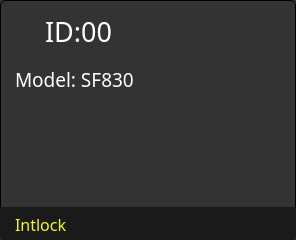
Above: model/device/devicewidget.ui from IlyaZh/Maiman-MCBS before the change. Below: the same form after it.
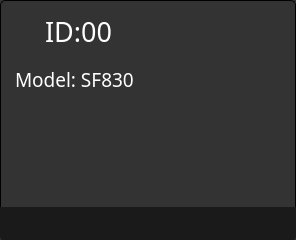
That is the form after the change.

```diff
--- a/model/device/devicewidget.ui
+++ b/model/device/devicewidget.ui
@@ -102,7 +102,7 @@
 border-bottom-right-radius: 6px;</string>
      </property>
      <property name="text">
-      <string>Intlock</string>
+      <string/>
      </property>
     </widget>
    </item>
```
Left out of the diff: 2 changed lines with no effect on the pictures.
